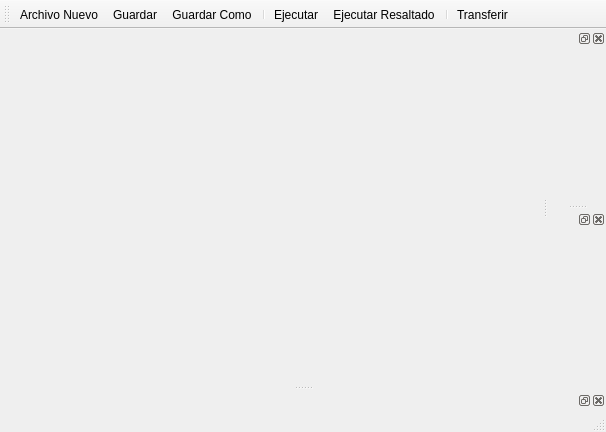
Above: mainwindow.ui from doquen/ideup before the change. Below: the same form after it.
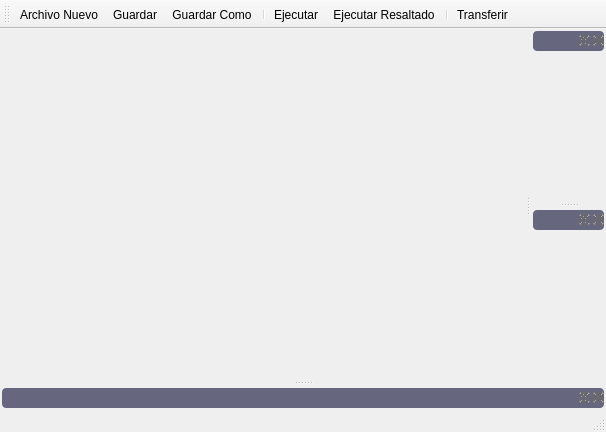
That is the form after the change. Icons and pictures are not drawn.

Diff of the .ui file:
```diff
--- a/mainwindow.ui
+++ b/mainwindow.ui
@@ -13,6 +13,20 @@
   <property name="windowTitle">
    <string>IDEup</string>
   </property>
+  <property name="styleSheet">
+   <string notr="true">QDockWidget{
+	color: rgb(235, 235, 235);
+    border: 1px solid black;
+    titlebar-close-icon: url(close.png);
+    titlebar-normal-icon: url(undock.png);
+}
+QDockWidget::title{
+	background: rgb(40%, 40%, 50%);
+	border-radius:4px;
+	margin:2px;
+	padding:3px
+}</string>
+  </property>
   <widget class="QWidget" name="centralWidget">
    <layout class="QGridLayout" name="gridLayout">
     <item row="0" column="0">
```
Left out of the diff: 2 changed lines with no effect on the pictures.
